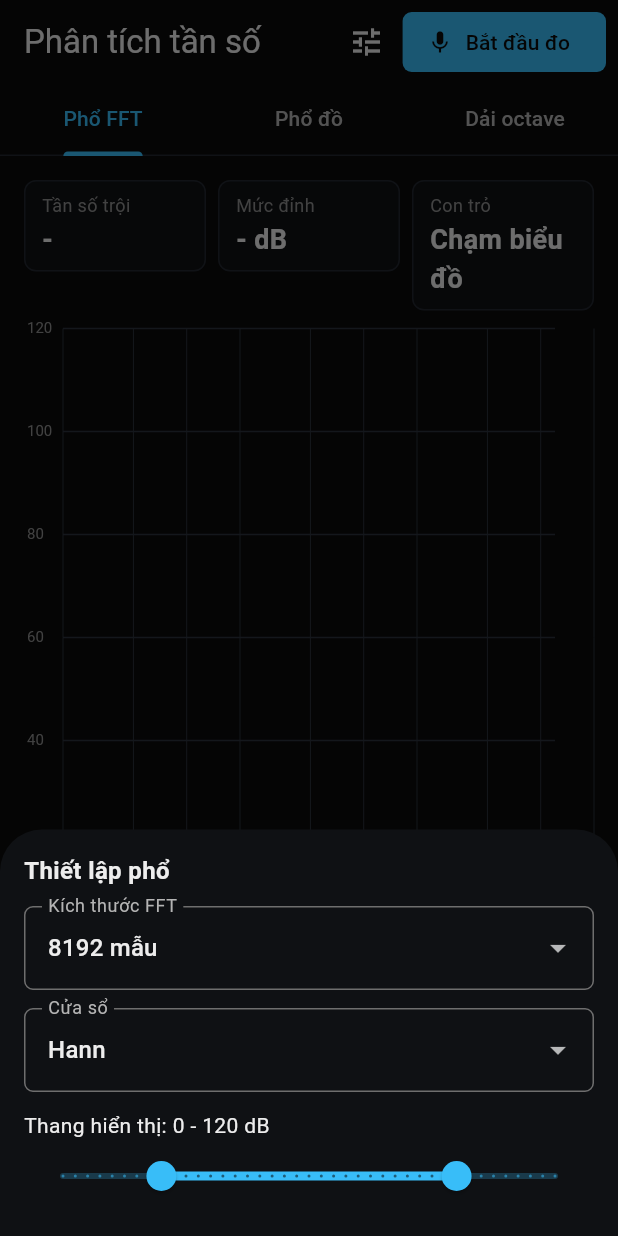
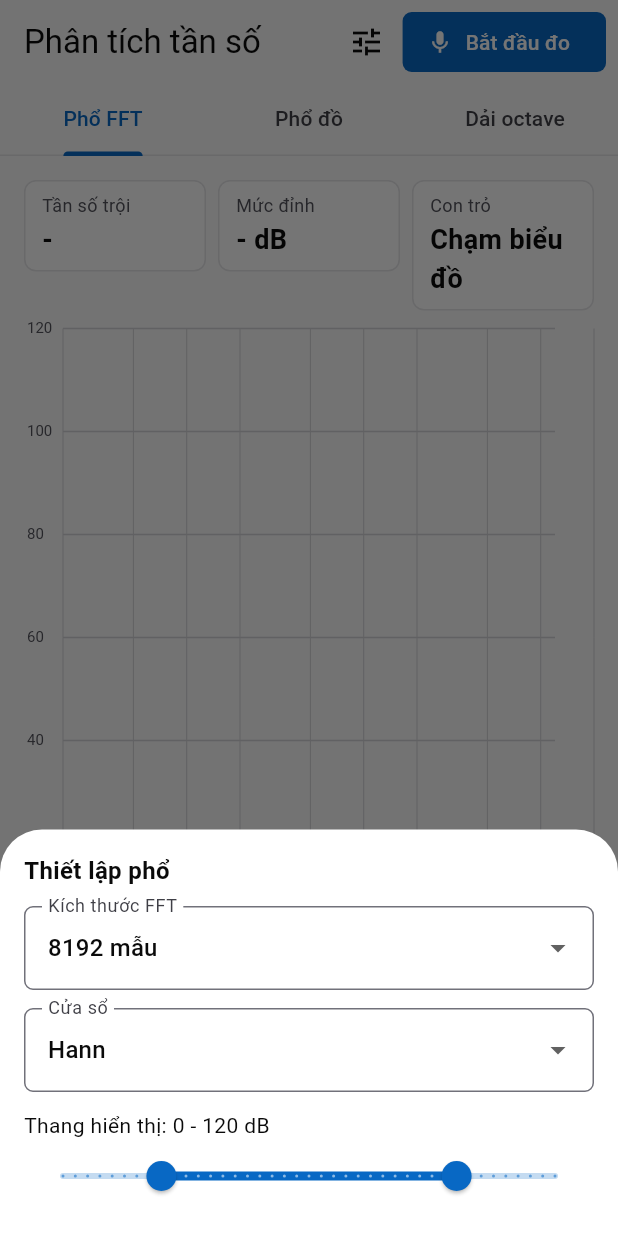
Before and after one commit to tsudev-org/sound-db, a Flutter app: the screen it shows after launch, item 2 of the bottom bar chosen, after a tap on the "tune" icon, on a phone screen of 412 x 824 dp. Run offline on Flutter 3.47's test engine with Material 3 defaults, Android fonts, the phone set to English and light mode, and no system bars; our stand-ins replace app_links, audioplayers, device_info_plus, flutter_secure_storage, share_plus, sqflite and 2 more; missing offline and left inert: file_selector, record; accounts and stored records are empty; statements that could not run were skipped.

Commit message:
feat(app): T3 - giao diện lần chạy đầu theo hệ thống (PRODUCT_POLICY mục 1.2) (#18)
- Chưa lưu lựa chọn: giao diện Hệ thống (thay Tối).
- Di trú một lần (setting.defaults_v2): máy đã cài (có cài đặt hoặc phiên đo) chưa từng chọn
  giao diện => ghi lại Tối, không đổi đột ngột.
- Test: máy mới, máy đã cài, lựa chọn đã lưu thắng; hệ thống sáng/tối => đúng bảng màu.
- Đồng bộ tsudev-standards v3.8.3.

Phần ngôn ngữ (app hiện chỉ có tiếng Việt viết trong mã) cần tách chuỗi sang ARB + bản
tiếng Anh: ghi ở phiếu 20261119-T3 mục 3.

Co-authored-by: Claude Opus 5.5 <noreply@anthropic.com>

```diff
--- a/apps/app/lib/services/settings.dart
+++ b/apps/app/lib/services/settings.dart
@@ -10,7 +10,7 @@ class Settings extends ChangeNotifier {
 
   final LocalStore _store;
 
-  ThemeChoice theme = ThemeChoice.dark;
+  ThemeChoice theme = ThemeChoice.system;
   Weighting weighting = Weighting.a;
   TimeWeighting timeWeighting = TimeWeighting.fast;
 
@@ -40,6 +40,7 @@ class Settings extends ChangeNotifier {
     ]) {
       values[key] = await _store.getValue('setting.$key');
     }
+    await _migrateDefaults(values);
     theme = ThemeChoice.parse(values['theme']);
     weighting = Weighting.values.asNameMap()[values['weighting']] ?? Weighting.a;
     timeWeighting = TimeWeighting.values.asNameMap()[values['time_weighting']] ?? TimeWeighting.fast;
@@ -55,6 +56,18 @@ class Settings extends ChangeNotifier {
     offlineMode = values['offline_mode'] == 'true';
     autoSync = values['auto_sync'] != 'false';
     notifyListeners();
+  }
+
+  /// Di trú một lần (PRODUCT_POLICY mục 1.2): máy đã cài bản mặc định Tối mà chưa từng chọn giao diện
+  /// ⇒ ghi lại Tối để không đổi đột ngột. Máy mới (chưa có cài đặt/phiên đo nào) dùng mặc định Hệ thống.
+  Future<void> _migrateDefaults(Map<String, String?> values) async {
+    if (await _store.getValue('setting.defaults_v2') == 'true') return;
+    final installedBefore = values.values.any((v) => v != null) || await _store.countSessions() > 0;
+    if (installedBefore && values['theme'] == null) {
+      values['theme'] = ThemeChoice.dark.name;
+      await _store.setValue('setting.theme', ThemeChoice.dark.name);
+    }
+    await _store.setValue('setting.defaults_v2', 'true');
   }
 
   Future<void> _save(String key, Object value) async {
--- a/apps/app/lib/theme/app_theme.dart
+++ b/apps/app/lib/theme/app_theme.dart
@@ -3,7 +3,7 @@ import 'package:flutter/material.dart';
 import 'tokens.g.dart';
 
 /// Lựa chọn giao diện theo ECOSYSTEM_IDENTITY.md mục 4.1: chỉ Sáng/Tối/Hệ thống,
-/// mặc định Tối; giá trị cũ `warm` đọc thành `light`.
+/// chưa lưu lựa chọn ⇒ Hệ thống (PRODUCT_POLICY mục 1.2); giá trị cũ `warm` đọc thành `light`.
 enum ThemeChoice {
   light('Sáng'),
   dark('Tối'),
@@ -14,8 +14,8 @@ enum ThemeChoice {
 
   static ThemeChoice parse(String? raw) => switch (raw) {
         'light' || 'warm' => ThemeChoice.light,
-        'system' => ThemeChoice.system,
-        _ => ThemeChoice.dark,
+        'dark' => ThemeChoice.dark,
+        _ => ThemeChoice.system,
       };
 
   ThemeMode get mode => switch (this) {
```
Also changed, not shown: 5 other files.
